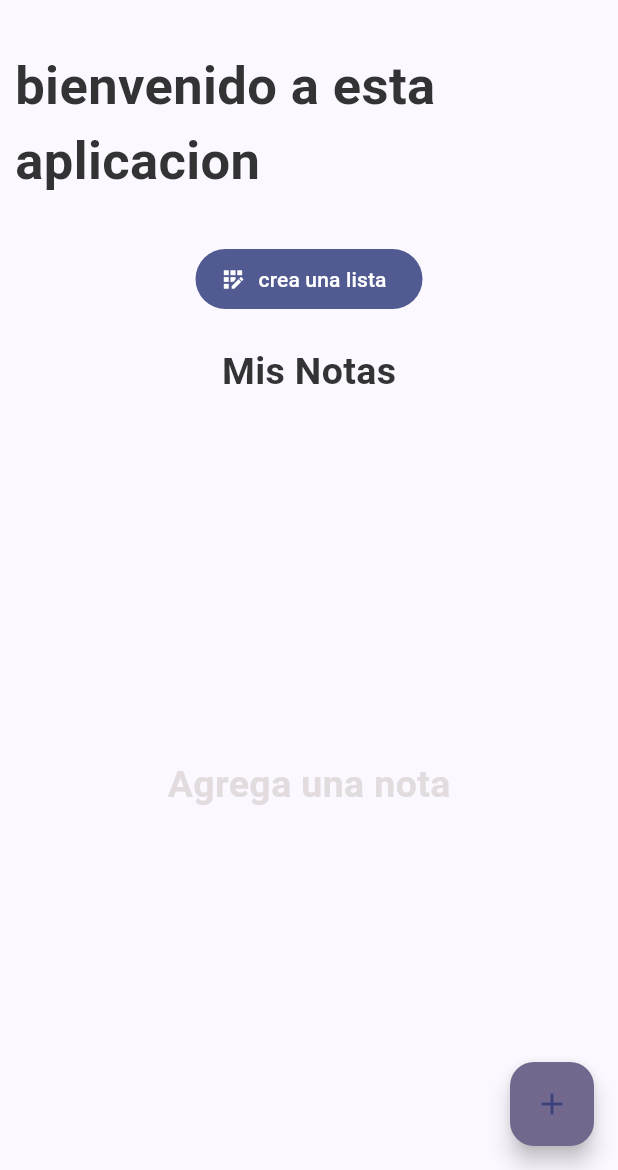
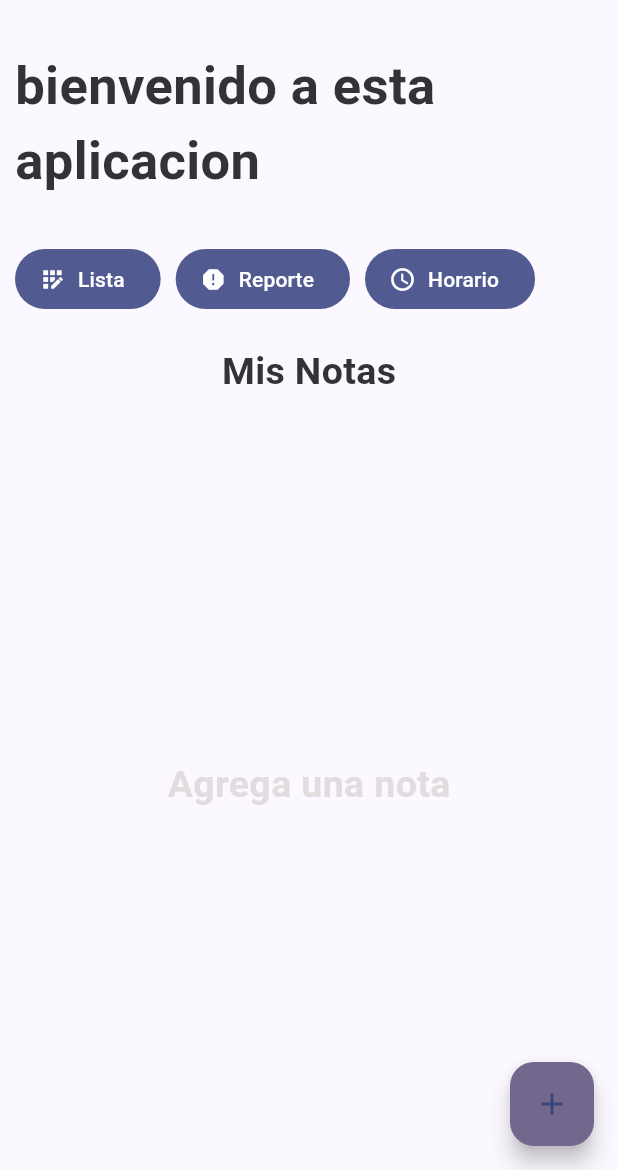
Before and after one commit to aledaniel04/uniprocess_app, a Flutter app: the screen it shows after launch, on a phone screen of 412 x 824 dp, the part 66-1236 px from its top. Run offline on Flutter 3.47's test engine with Material 2 defaults, Android fonts, the phone set to English and light mode, and no system bars; our stand-ins replace go_router, sqflite; accounts and stored records are empty.

Commit message:
agregur nuevos botones al HomeScrenn

```diff
--- a/lib/config/router/app_raouter.dart
+++ b/lib/config/router/app_raouter.dart
@@ -30,11 +30,11 @@ final appRouter = GoRouter(
       //name:
       builder: (context, state) => const QualificationScreen(),
     ),*/
-    GoRoute(
+    /*GoRoute(
       path: "/reports",
-      //name:
+      name: ReportScreen.name,
       builder: (context, state) => const ReportScreen(),
-    ),
+    ),*/
     /*GoRoute(
       path: "/evaluationPlan",
       //name: ,
--- a/lib/screens/HomeScreen/home_screen.dart
+++ b/lib/screens/HomeScreen/home_screen.dart
@@ -248,12 +248,47 @@ class _HomeScreenState extends State<HomeScreen> {
             height: 10,
           ),
           Center(
-              child: FilledButton.icon(
+              child: Row(
+            children: [
+              Padding(
+                padding: const EdgeInsets.only(left: 10),
+                child: FilledButton.icon(
+                    onPressed: () {
+                      context.pushNamed(PeriodScreen.name);
+                    },
+                    icon: const Icon(Icons.app_registration_outlined),
+                    label: const Text("Lista")),
+              ),
+              SizedBox(
+                width: 10,
+              ),
+              FilledButton.icon(
                   onPressed: () {
-                    context.pushNamed(PeriodScreen.name);
+                    Navigator.push(
+                      context,
+                      MaterialPageRoute(builder: (context) {
+                        return const ReportScreen();
+                      }),
+                    );
                   },
-                  icon: const Icon(Icons.app_registration_outlined),
-                  label: const Text("crea una lista"))),
+                  icon: const Icon(Icons.report),
+                  label: const Text("Reporte")),
+              SizedBox(
+                width: 10,
+              ),
+              FilledButton.icon(
+                  onPressed: () {
+                    Navigator.push(
+                      context,
+                      MaterialPageRoute(builder: (context) {
+                        return const ScheduleScreen();
+                      }),
+                    );
+                  },
+                  icon: const Icon(Icons.schedule),
+                  label: const Text("Horario")),
+            ],
+          )),
           const SizedBox(
             height: 20.0,
           ),
--- a/lib/screens/reportScreen/report_screen.dart
+++ b/lib/screens/reportScreen/report_screen.dart
@@ -1,6 +1,7 @@
 import 'package:flutter/material.dart';
 
 class ReportScreen extends StatelessWidget {
+  //static const String name = "Period_Screen";
   const ReportScreen({super.key});
 
   @override
```
